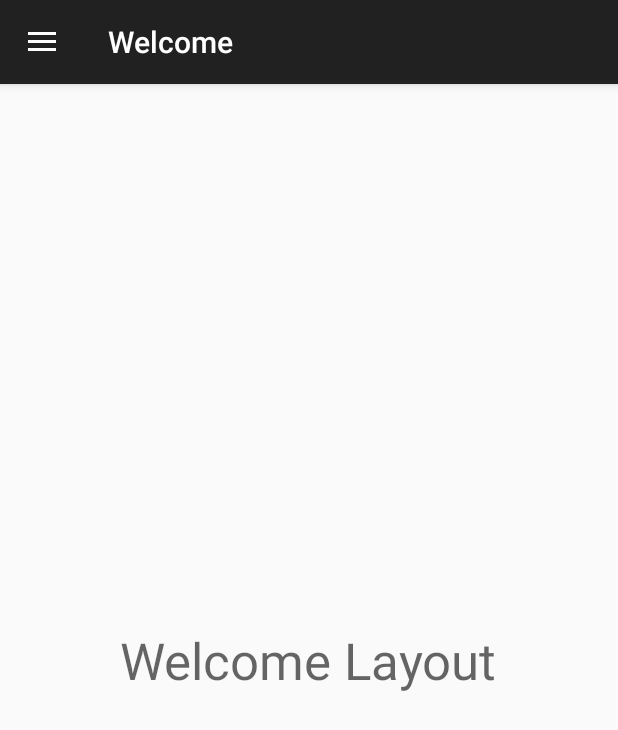
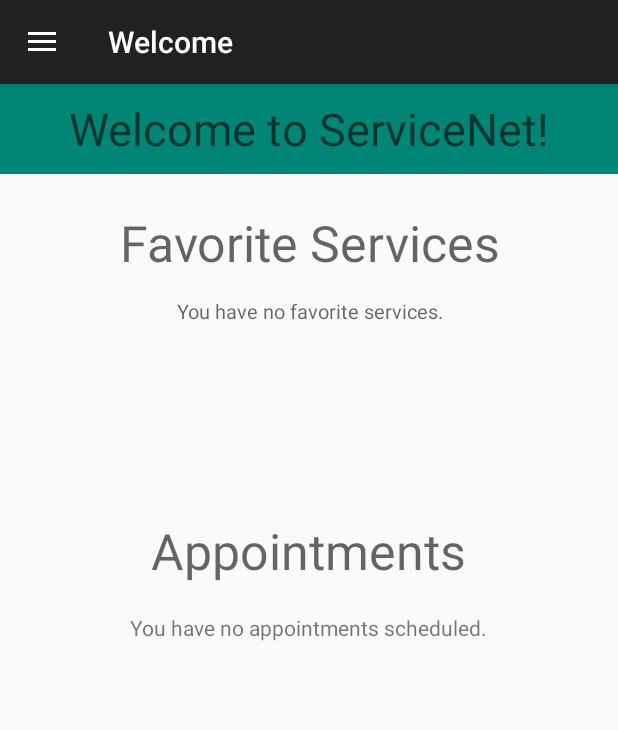
Before and after one commit to qbit-0/Congressional-App-Challenge, an Android app: the screen it shows after launch (MainActivity), after a tap on "Login", on a phone screen of 412 x 824 dp. Shown: the top 730 px of the screen. Run offline under Robolectric (Android 15) with nearby library versions, the phone set to English and light mode, and no system bars; 1 statement that could not run was skipped.

Commit message:
Created Welcome Screen

```diff
--- a/ServiceNet/app/build.gradle
+++ b/ServiceNet/app/build.gradle
@@ -28,4 +28,6 @@ dependencies {
     compile 'com.android.support.constraint:constraint-layout:1.0.2'
     compile 'com.android.support:design:27.0.0'
     testCompile 'junit:junit:4.12'
+    implementation 'com.google.android.gms:play-services-maps:11.4.2'
+    implementation 'com.android.support:gridlayout-v7:27.0.0'
 }
--- a/ServiceNet/app/src/main/res/layout/welcome.xml
+++ b/ServiceNet/app/src/main/res/layout/welcome.xml
@@ -1,15 +1,66 @@
 <?xml version="1.0" encoding="utf-8"?>
 <RelativeLayout xmlns:android="http://schemas.android.com/apk/res/android"
-                android:layout_width="match_parent"
-                android:layout_height="match_parent">
+    android:layout_width="match_parent"
+    android:layout_height="match_parent">
 
     <TextView
         android:id="@+id/textView"
+        android:layout_width="match_parent"
+        android:layout_height="60dp"
+        android:layout_gravity="center|right"
+        android:gravity="center|right"
+        android:layout_alignParentEnd="true"
+        android:layout_alignParentStart="true"
+        android:layout_alignParentTop="true"
+        android:background="?attr/colorAccent"
+        android:text="Welcome to ServiceNet!"
+        android:textAlignment="center"
+        android:textAppearance="@android:style/TextAppearance.Material.Display1"
+        android:textSize="30dp" />
+
+    <TextView
+        android:id="@+id/textView2"
         android:layout_width="wrap_content"
         android:layout_height="wrap_content"
-        android:text="Welcome Layout"
+        android:layout_below="@+id/textView"
+        android:layout_centerHorizontal="true"
+        android:layout_marginTop="23dp"
+        android:text="Favorite Services"
         android:textAlignment="center"
         android:textAppearance="@android:style/TextAppearance.Material.Display1"
-        android:layout_centerVertical="true"
-        android:layout_centerHorizontal="true"/>
+        android:textSize="33dp" />
+
+    <TextView
+        android:id="@+id/textView3"
+        android:layout_width="wrap_content"
+        android:layout_height="wrap_content"
+        android:layout_below="@+id/textView2"
+        android:layout_centerHorizontal="true"
+        android:layout_marginTop="14dp"
+        android:text="You have no favorite services."
+        android:textAlignment="center"
+        android:textAppearance="@android:style/TextAppearance.Material.Display1"
+        android:textSize="13dp" />
+
+    <TextView
+        android:id="@+id/textView4"
+        android:layout_width="wrap_content"
+        android:layout_height="wrap_content"
+        android:layout_below="@+id/textView3"
+        android:layout_centerHorizontal="true"
+        android:layout_marginTop="128dp"
+        android:text="Appointments"
+        android:textAlignment="center"
+        android:textAppearance="@android:style/TextAppearance.Material.Display1"
+        android:textSize="33dp" />
+
+    <TextView
+        android:id="@+id/textView5"
+        android:layout_width="wrap_content"
+        android:layout_height="wrap_content"
+        android:layout_below="@+id/textView4"
+        android:layout_centerHorizontal="true"
+        android:layout_marginTop="19dp"
+        android:text="You have no appointments scheduled." />
+
 </RelativeLayout>
--- a/ServiceNet/build.gradle
+++ b/ServiceNet/build.gradle
@@ -3,6 +3,7 @@
 buildscript {
     repositories {
         jcenter()
+        google()
     }
     dependencies {
         classpath 'com.android.tools.build:gradle:3.0.0'
@@ -15,6 +16,7 @@ buildscript {
 allprojects {
     repositories {
         jcenter()
+        google()
     }
 }
 
```
